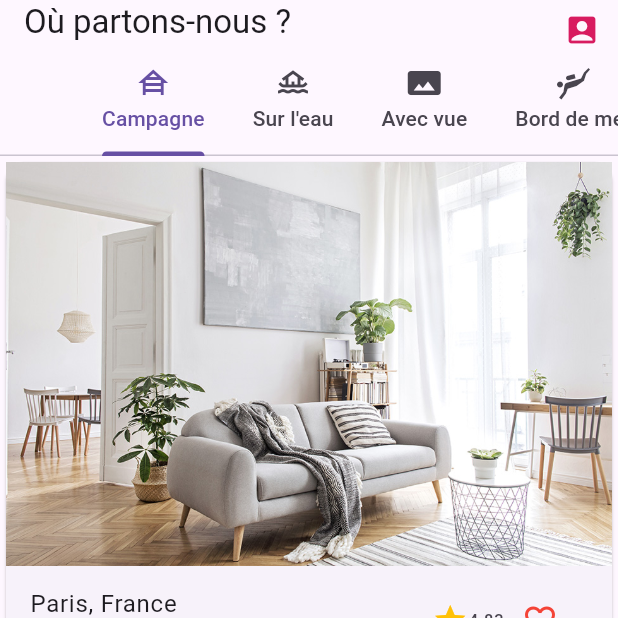
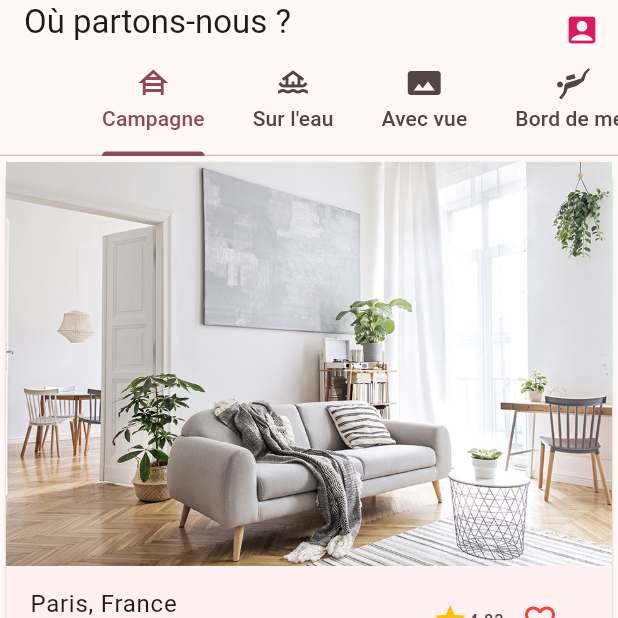
Before and after one commit to 242darkman/airbnb-page, a Flutter app: the screen it shows after launch, on a phone screen of 412 x 824 dp, the top half of it. Run offline on Flutter 3.47's test engine with Material 3 defaults, Android fonts, the phone set to English and light mode, and no system bars.

Commit message:
feat: add theme app

```diff
--- a/lib/main.dart
+++ b/lib/main.dart
@@ -13,6 +13,7 @@ class MainApp extends StatelessWidget {
     return MaterialApp(
       debugShowCheckedModeBanner: false,
       title: "Airbnb Page Example",
+      theme: ThemeData.from(colorScheme: ColorScheme.fromSeed(seedColor: Colors.pink.shade600)),
       home: HomeScreen(),
     );
   }
```
